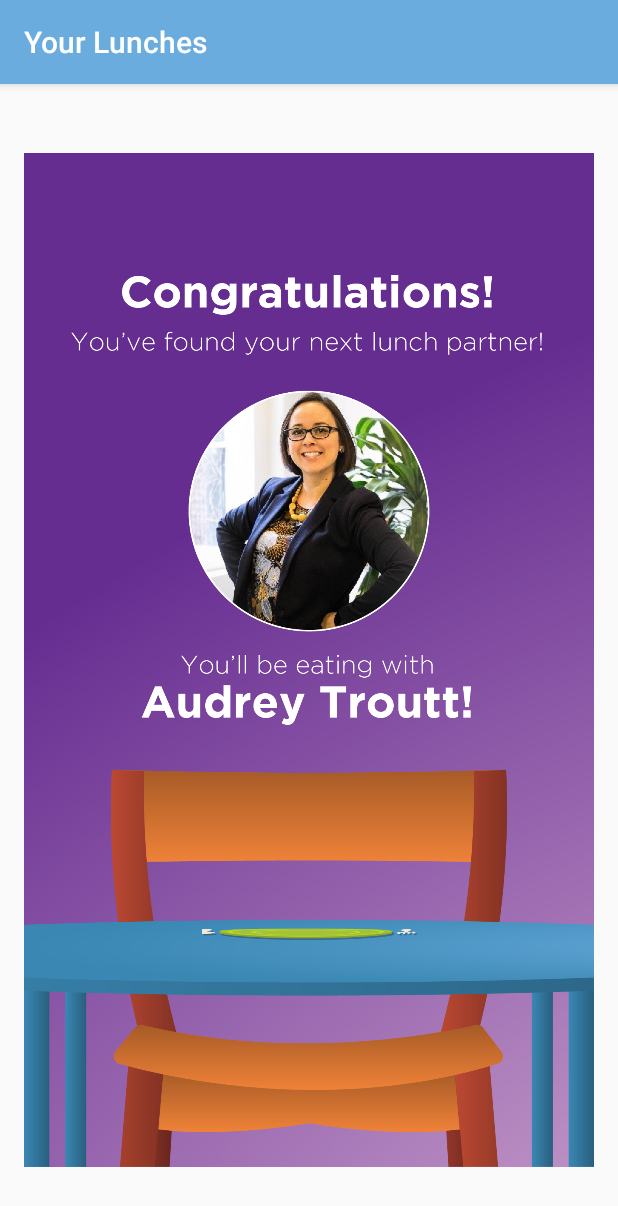
After one commit to atroutt/LunchRoulette, an Android app: the LunchMatchActivity screen opened directly, with no data from a screen before it, on a phone screen of 412 x 824 dp. The commit adds this screen. Shown: the top 1206 px of the screen. Run offline under Robolectric (Android 15) with nearby library versions, the phone set to English and light mode, and no system bars.

Commit message:
Add lunch match activity and try to make it appear automatically after the animation. Many many crashes here...

```diff
--- /dev/null
+++ b/app/src/main/java/com/audreytroutt/android/lunchroulette/LunchMatchActivity.java
@@ -0,0 +1,28 @@
+package com.audreytroutt.android.lunchroulette;
+
+import android.content.Intent;
+import android.support.v7.app.AppCompatActivity;
+import android.os.Bundle;
+import android.util.Log;
+import android.view.MenuItem;
+
+public class LunchMatchActivity extends AppCompatActivity {
+
+    @Override
+    protected void onCreate(Bundle savedInstanceState) {
+        super.onCreate(savedInstanceState);
+        setContentView(R.layout.activity_lunch_match);
+
+        Log.d("TEMP", "In the lauch match activity");
+    }
+
+    @Override
+    public boolean onOptionsItemSelected(MenuItem item) {
+        int id = item.getItemId();
+        if (id == android.R.id.home) {
+            startActivity(new Intent(this, LunchListActivity.class));
+            return true;
+        }
+        return super.onOptionsItemSelected(item);
+    }
+}
--- /dev/null
+++ b/app/src/main/res/layout/activity_lunch_match.xml
@@ -0,0 +1,18 @@
+<?xml version="1.0" encoding="utf-8"?>
+<RelativeLayout xmlns:android="http://schemas.android.com/apk/res/android"
+    xmlns:tools="http://schemas.android.com/tools"
+    android:layout_width="match_parent"
+    android:layout_height="match_parent"
+    android:paddingBottom="@dimen/activity_vertical_margin"
+    android:paddingLeft="@dimen/activity_horizontal_margin"
+    android:paddingRight="@dimen/activity_horizontal_margin"
+    android:paddingTop="@dimen/activity_vertical_margin"
+    tools:context="com.audreytroutt.android.lunchroulette.LunchMatchActivity">
+
+    <ImageView
+        android:layout_width="match_parent"
+        android:layout_height="match_parent"
+        android:id="@+id/fake_match_screen"
+        android:layout_gravity="center"
+        android:src="@drawable/fake_match_screen" />
+</RelativeLayout>
--- a/app/src/main/res/layout/activity_table_spinner.xml
+++ b/app/src/main/res/layout/activity_table_spinner.xml
@@ -15,7 +15,8 @@
         android:layout_width="match_parent"
         android:layout_height="match_parent"
         android:layout_centerInParent="true"
-        android:id="@+id/lunch_roulette_table" />
+        android:id="@+id/lunch_roulette_table"
+        android:src="@drawable/ic_full_table" />
 
     <!-- This FrameLayout insets its children based on system windows using
          android:fitsSystemWindows. -->
```
Also changed, not shown: app/src/main/AndroidManifest.xml (+9 -6 lines), app/src/main/java/com/audreytroutt/android/lunchroulette/TableSpinnerActivity.java (+13 -114 lines).
